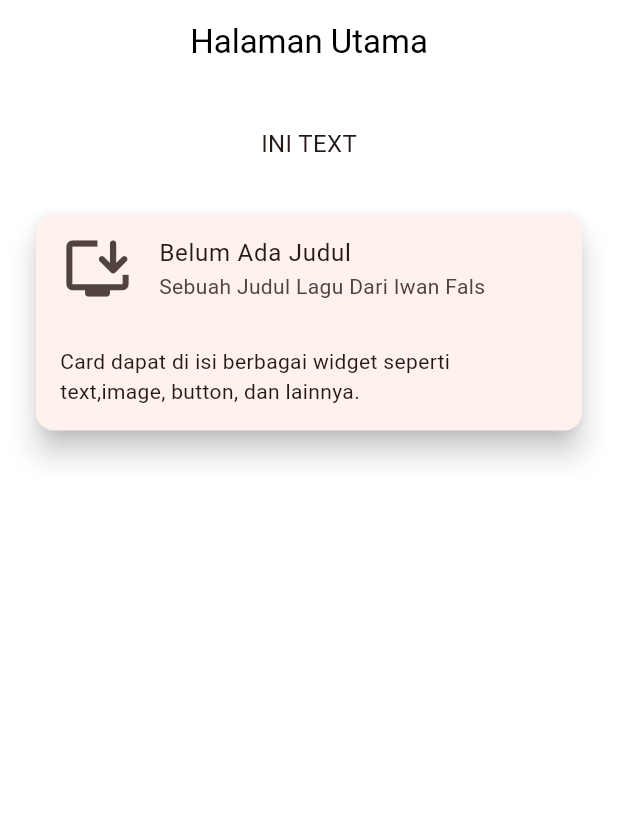
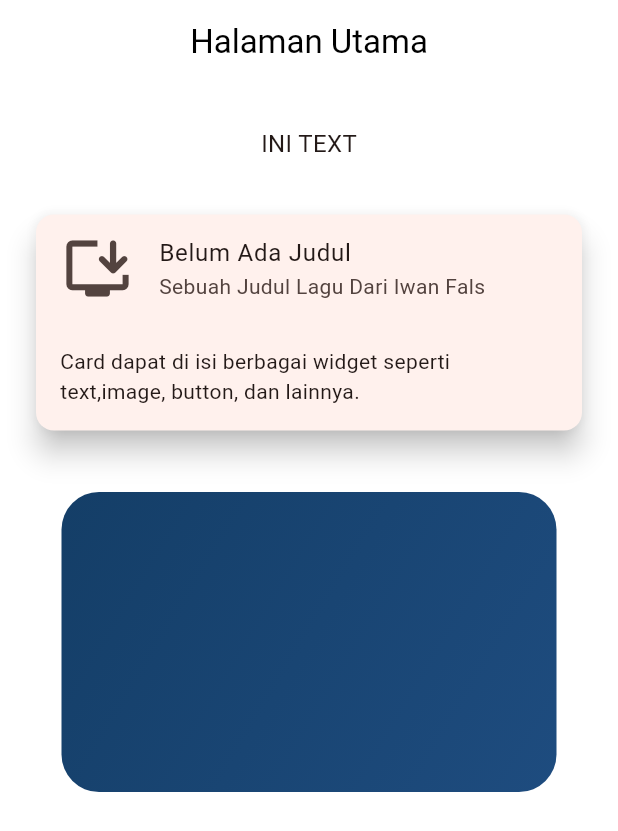
Before and after one commit to ChaerulUmamMaulana/tugas_week_8, a Flutter app: the screen it shows after launch, on a phone screen of 412 x 824 dp. Shown: the top 831 px of the screen. Run offline on Flutter 3.47's test engine with Material 3 defaults, Android fonts, the phone set to English and light mode, and no system bars.

Commit message:
membuat child container, width, height, padding dan warna gradient

```diff
--- a/lib/pages/page_card_01.dart
+++ b/lib/pages/page_card_01.dart
@@ -48,9 +48,25 @@ class PageCard01 extends StatelessWidget {
                     ],
                   ),
                 ),
-                SizedBox(height: 10),
-                Stack()
-
+                      SizedBox(height: 25),
+             Center(
+                child: Container(
+                  width: 330,
+                  height: 200,
+                  padding: const EdgeInsets.all(20),
+                  decoration: BoxDecoration(
+                    borderRadius: BorderRadius.circular(25),
+                    gradient: const LinearGradient(
+                      colors: [
+                        Color(0xff143e67),
+                        Color(0xff1e4c7f),
+                      ],
+                      begin: Alignment.topLeft,
+                      end: Alignment.bottomRight,
+                    ),
+                  ),
+                ),
+                ),
               ],
               ),
             ),
```
